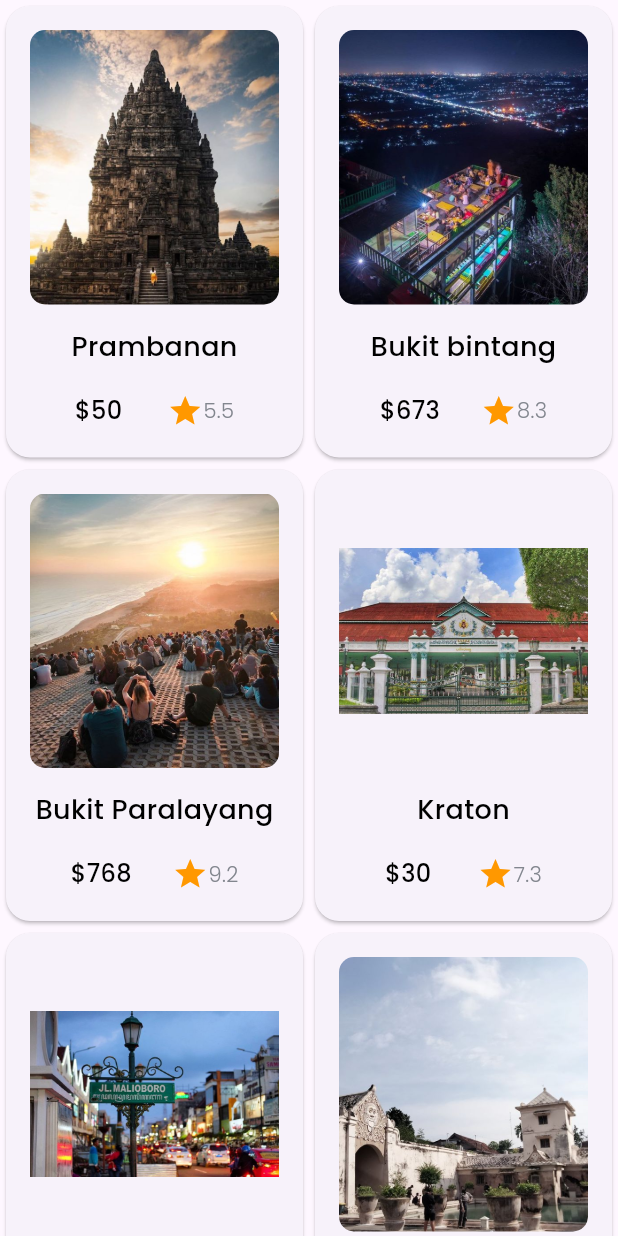
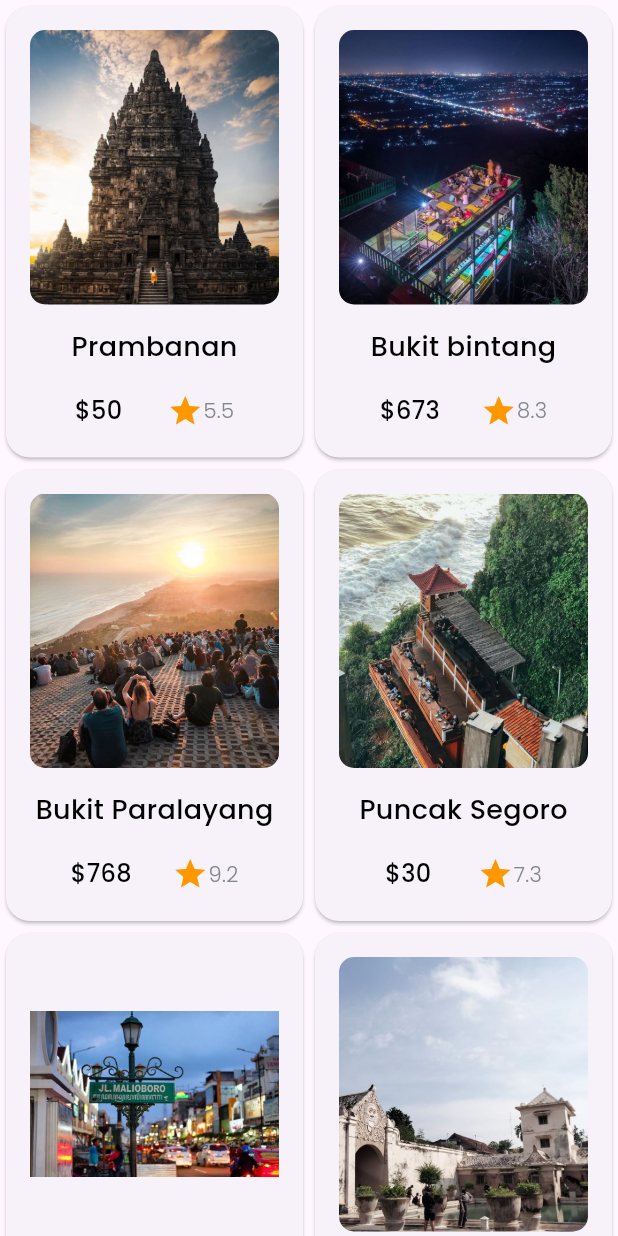
Before and after one commit to rafi-zimraan/WonderfulyJogja, a Flutter app: the CardView screen opened by its route, on a phone screen of 412 x 824 dp. Run offline on Flutter 3.47's test engine with Material 3 defaults, Android fonts, the phone set to English and light mode, and no system bars; our stand-ins replace get, google_fonts.

Commit message:
add foto wisata gunung kidul

```diff
--- a/lib/app/data/furnitur/furniturs.dart
+++ b/lib/app/data/furnitur/furniturs.dart
@@ -45,11 +45,11 @@ var furnitureList = [
     rating: 9.2,
   ),
   Furniture(
-    name: 'Kraton',
-    imageAsset: 'lib/app/data/images/kraton.jpg',
+    name: 'Puncak Segoro',
+    imageAsset: 'lib/app/data/images/puncakSegoro.jpg',
     price: 30,
     description:
-        "Embrace Kraton's elegance in your home office. Effortlessly blend style, comfort, and smart storage for a chic and organized space.",
+        "Imbibe the sophistication of Puncak Sosorejo in your home office. Effortlessly fuse elegance, comfort, and smart storage for a chic and organized space.",
     producer: 'RAFI',
     rating: 7.3,
   ),
```
Also changed, not shown: lib/app/data/images/puncakSegoro.jpg (added), lib/app/data/images/tugu.jpg (added).
